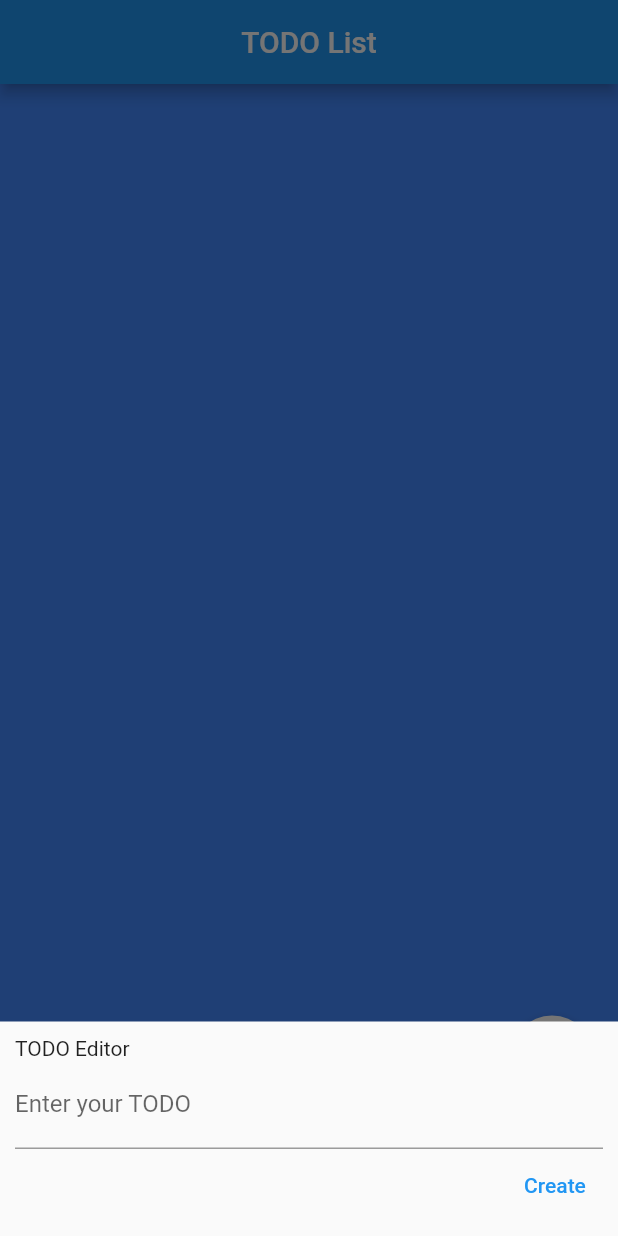
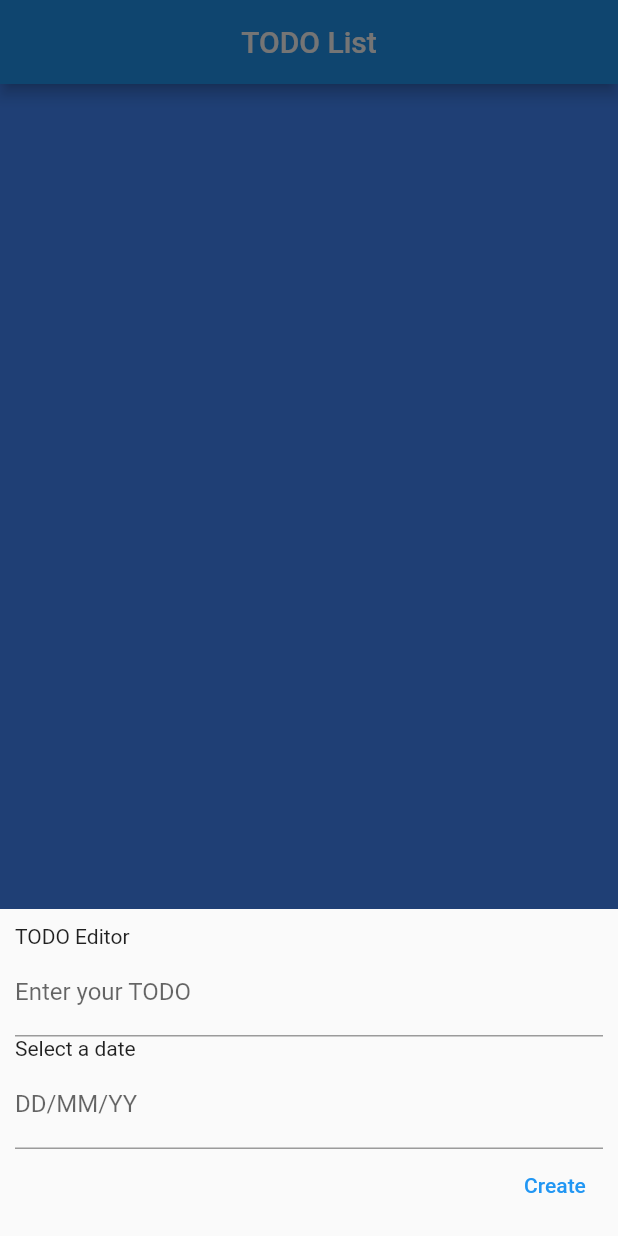
Before and after one commit to 1nbr0/todopelle-ca, a Flutter app: the screen it shows after launch, item 2 of the bottom bar chosen, after a tap on the "add" icon, on a phone screen of 412 x 824 dp. Run offline on Flutter 3.47's test engine with Material 2 defaults, Android fonts, the light colour scheme and no system bars; drawn by our look-alikes of curved_navigation_bar; our stand-ins replace flutter_slidable.

Commit message:
checkbox erased text of todo, done

```diff
--- a/todopelle_ca/lib/main.dart
+++ b/todopelle_ca/lib/main.dart
@@ -3,7 +3,7 @@ import 'package:todopelle_ca/screens/home_screen.dart';
 
 
 
-  final List<String> testList = [];
+  final List<String> todoList = [];
 
 void main() {
   runApp(const MyApp());
@@ -22,7 +22,7 @@ class MyApp extends StatelessWidget {
       ),
       home: HomeScreen(
 
-        testList: testList,
+        todoList: todoList,
 
       ),
     );
--- a/todopelle_ca/lib/screens/home_screen.dart
+++ b/todopelle_ca/lib/screens/home_screen.dart
@@ -5,8 +5,8 @@ import 'package:todopelle_ca/screens/day_list_todo_screen.dart';
 import 'package:todopelle_ca/screens/todo_list_screen.dart';
 
 class HomeScreen extends StatefulWidget {
-  const HomeScreen({Key? key, required this.testList,}) : super(key: key);
-  final List<String> testList;
+  const HomeScreen({Key? key, required this.todoList,}) : super(key: key);
+  final List<String> todoList;
 
   @override
   State<HomeScreen> createState() => _HomeScreenState();
@@ -45,7 +45,7 @@ class _HomeScreenState extends State<HomeScreen> {
         controller: controller,
         children: <Widget>[
           const DayListTodoScreen(),
-          TodoListScreen(testList: testList),
+          TodoListScreen(todoList: todoList),
         ],
 
       )
--- a/todopelle_ca/lib/screens/todo_list_screen.dart
+++ b/todopelle_ca/lib/screens/todo_list_screen.dart
@@ -1,16 +1,17 @@
 import 'package:flutter/material.dart';
+import 'package:flutter/scheduler.dart';
 import 'package:todopelle_ca/main.dart';
 import 'package:flutter_slidable/flutter_slidable.dart';
 
 
 class TodoListScreen extends StatefulWidget {
 
-final List<String> testList;
+final List<String> todoList;
 
 
   const TodoListScreen({
     Key? key,
-    required this.testList,
+    required this.todoList,
     }) : super(key: key);
 
 
@@ -33,13 +34,13 @@ class _TodoListScreenState extends State<TodoListScreen> {
 
   void _addTodoItem(String title) {
     setState(() {
-      testList.add(title);
+      todoList.add(title);
     });
   }
 
   void _modifyTodoItem(String title, int index) {
     setState(() {
-      testList[index] = title;
+      todoList[index] = title;
     });
   }
 
@@ -61,6 +62,13 @@ class _TodoListScreenState extends State<TodoListScreen> {
               controller: _contentController,
               decoration: const InputDecoration(
                 labelText: "Enter your TODO",
+              ),
+            ),
+            const Text("Select a date"),
+            TextField(
+              controller: _contentController,
+              decoration: const InputDecoration(
+                labelText: "DD/MM/YY",
               ),
             ),
             Padding(padding: const EdgeInsets.only(
@@ -138,8 +146,17 @@ class _TodoListScreenState extends State<TodoListScreen> {
       if (states.any(interactiveStates.contains)) {
         return Colors.green;
       }
-      return Colors.blue;
+      return Colors.green;
     }
+
+  TextStyle? _getTextStyle(bool checked) {
+    if (!checked) return null;
+
+    return const TextStyle(
+      color: Colors.black54,
+      decoration: TextDecoration.lineThrough,
+    );
+  }
 
     return Scaffold(
       appBar: AppBar(
@@ -150,7 +167,7 @@ class _TodoListScreenState extends State<TodoListScreen> {
 
       body: ListView.builder(
         padding: const EdgeInsets.all(8),
-        itemCount: widget.testList.length,
+        itemCount: widget.todoList.length,
         itemBuilder: (context, index) {
           return Slidable(
             // Specify a key if the Slidable is dismissible.
@@ -168,7 +185,7 @@ class _TodoListScreenState extends State<TodoListScreen> {
                 SlidableAction(
                   onPressed: (context) {
                     setState(() {
-                      _modifyerController.text = testList[index];
+                      _modifyerController.text = todoList[index];
                       _modalModify(context,_modifyerController, (value){_modifyTodoItem(_modifyerController.text, index);});
                     });
                   },
@@ -179,7 +196,7 @@ class _TodoListScreenState extends State<TodoListScreen> {
                 SlidableAction(
                   onPressed: (context) {
                     setState(() {
-                      widget.testList.removeAt(index);
+                      widget.todoList.removeAt(index);
                     });
                   },
                   backgroundColor: const Color(0xFFFE4A49),
@@ -200,10 +217,13 @@ class _TodoListScreenState extends State<TodoListScreen> {
                       onChanged: (bool? value) {
                         setState(() {
                           isChecked = value!;
+                          Text(todoList[index], style: _getTextStyle(isChecked),
+                          );
                         });
                       },
                     ),
-                    Text(testList[index]),
+                    Text(todoList[index], style: _getTextStyle(isChecked),
+                    ),
                   ]
                 )
 
```
